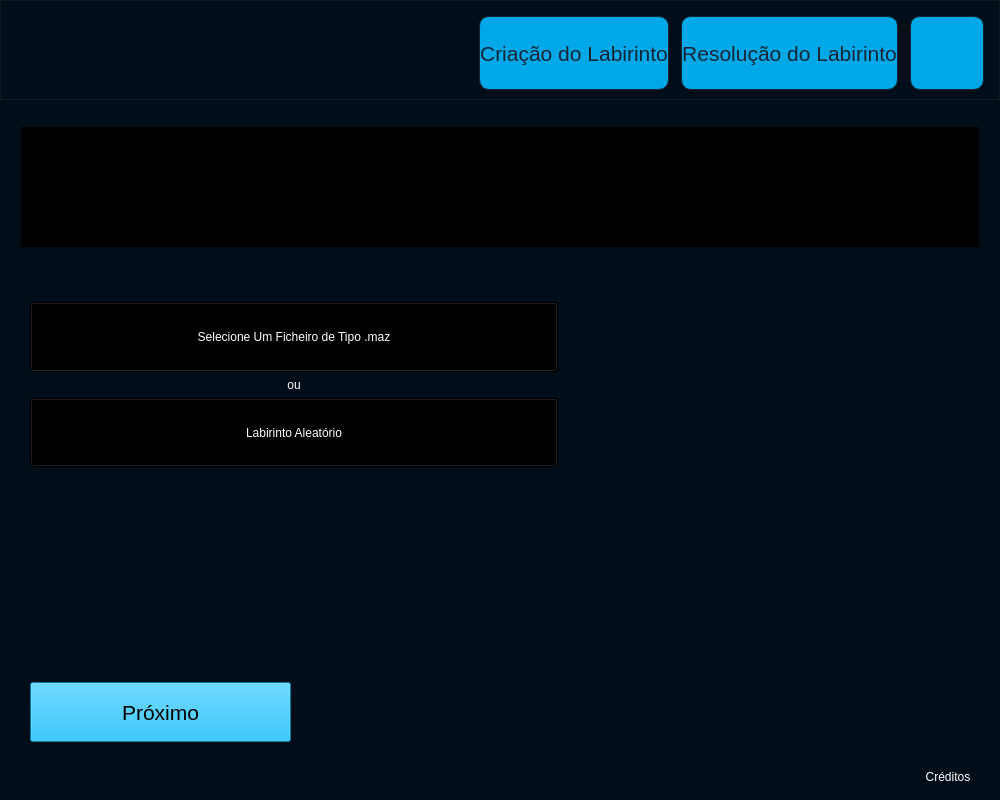
Old version of the form Widgets/menuwindow.ui in the repository ThePortoGeese/MazeOSProject.
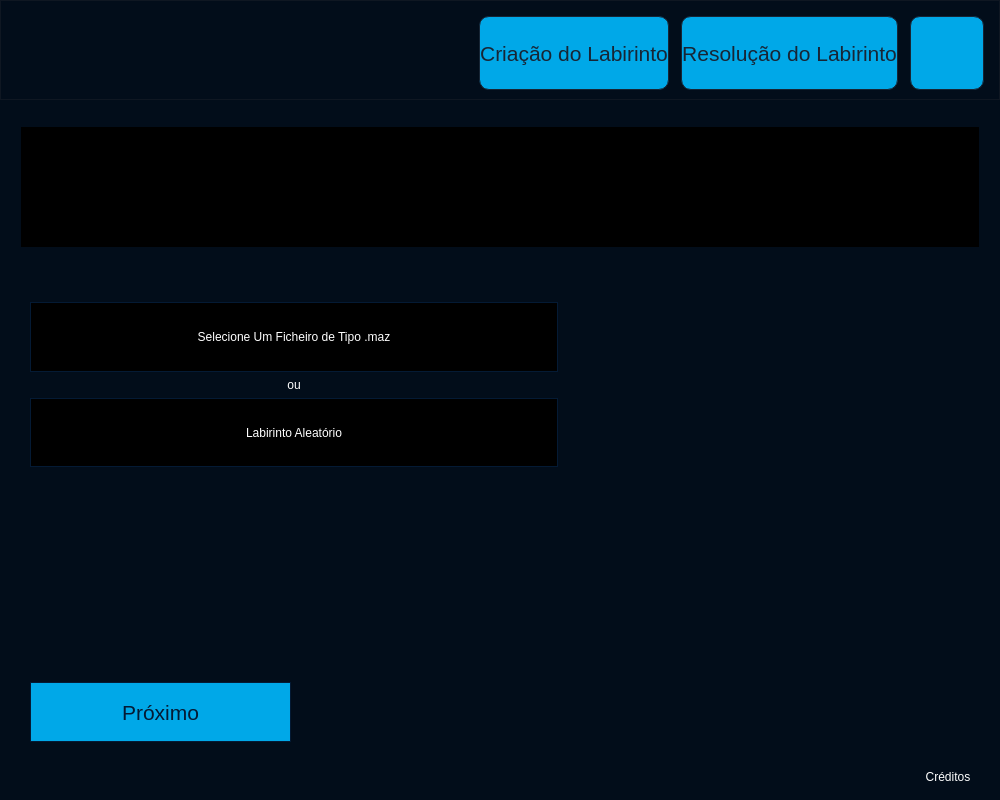
New version of the form. The open tabs and pages were chosen to show the change. Icons and pictures are not drawn. Custom widgets are drawn as their Qt base class.

```diff
--- a/Widgets/menuwindow.ui
+++ b/Widgets/menuwindow.ui
@@ -3972,7 +3972,9 @@
                <property name="toolTip">
                 <string>Este pincel permite-te demolir paredes em paredes válidas.
 
-(Só pode haver uma saída e uma entrada)</string>
+(Só pode haver uma saída e uma entrada)
+
+Ctrl+2 para selecionar</string>
                </property>
                <property name="styleSheet">
                 <string notr="true">QPushButton {
@@ -4116,7 +4118,9 @@
                 </sizepolicy>
                </property>
                <property name="toolTip">
-                <string>Este botão cria um labirinto vazio</string>
+                <string>Este botão cria um labirinto vazio
+
+Ctrl+N para chamar este botão</string>
                </property>
                <property name="styleSheet">
                 <string notr="true">QPushButton {
@@ -4149,7 +4153,9 @@
                 </sizepolicy>
                </property>
                <property name="toolTip">
-                <string>Pressiona este botão para abrir um labirinto a partir dos ficheiros</string>
+                <string>Pressiona este botão para abrir um labirinto a partir dos ficheiros
+
+Ctrl+O para chamar este botão</string>
                </property>
                <property name="styleSheet">
                 <string notr="true">QPushButton {
@@ -4182,7 +4188,9 @@
                 </sizepolicy>
                </property>
                <property name="toolTip">
-                <string>Pressiona este botão para guardares o teu labirinto</string>
+                <string>Pressiona este botão para guardares o teu labirinto
+
+Ctrl+S para chamar este botão</string>
                </property>
                <property name="styleSheet">
                 <string notr="true">QPushButton {
@@ -4265,7 +4273,9 @@
                 </sizepolicy>
                </property>
                <property name="toolTip">
-                <string>Este pincel permite-te adicionar paredes em lugares livres</string>
+                <string>Este pincel permite-te adicionar paredes em lugares livres
+
+Ctrl+1 para selecionar</string>
                </property>
                <property name="styleSheet">
                 <string notr="true">QPushButton {
@@ -4413,6 +4423,22 @@
             </property>
            </widget>
           </item>
+          <item row="1" column="5">
+           <widget class="QLabel" name="lblSavedIndicator">
+            <property name="toolTip">
+             <string>Indica se o Labirinto foi salvo ou não</string>
+            </property>
+            <property name="text">
+             <string/>
+            </property>
+            <property name="pixmap">
+             <pixmap resource="../data.qrc">:/others/resources/saveButtonX.png</pixmap>
+            </property>
+            <property name="alignment">
+             <set>Qt::AlignmentFlag::AlignCenter</set>
+            </property>
+           </widget>
+          </item>
          </layout>
         </widget>
         <widget class="QWidget" name="pgNewRandom">
@@ -6311,9 +6337,9 @@
                    <colorrole role="Base">
                     <brush brushstyle="SolidPattern">
                      <color alpha="255">
-                      <red>255</red>
-                      <green>255</green>
-                      <blue>255</blue>
+                      <red>0</red>
+                      <green>168</green>
+                      <blue>232</blue>
                      </color>
                     </brush>
                    </colorrole>
@@ -6466,9 +6492,9 @@
                    <colorrole role="Base">
                     <brush brushstyle="SolidPattern">
                      <color alpha="255">
-                      <red>255</red>
-                      <green>255</green>
-                      <blue>255</blue>
+                      <red>0</red>
+                      <green>168</green>
+                      <blue>232</blue>
                      </color>
                     </brush>
                    </colorrole>
@@ -6701,6 +6727,20 @@
                 <property name="toolTip">
                  <string>Quando estiveres acabdo, pressiona-me para continuar</string>
                 </property>
+                <property name="styleSheet">
+                 <string notr="true">QPushButton {
+	background-color: rgb(0, 168, 232);
+	color: rgb(4, 26, 52);
+	border-width: 1px;
+	border-style: solid;
+	border-color: rgb(4, 26, 52);
+}
+
+QPushButton:pressed {
+	background-color: black;
+	color: white;
+}</string>
+                </property>
                 <property name="text">
                  <string>Próximo</string>
                 </property>
@@ -6804,9 +6844,249 @@
                   <verstretch>0</verstretch>
                  </sizepolicy>
                 </property>
+                <property name="palette">
+                 <palette>
+                  <active>
+                   <colorrole role="WindowText">
+                    <brush brushstyle="SolidPattern">
+                     <color alpha="255">
+                      <red>255</red>
+                      <green>255</green>
+                      <blue>255</blue>
+                     </color>
+                    </brush>
+                   </colorrole>
+                   <colorrole role="Button">
+                    <brush brushstyle="SolidPattern">
+                     <color alpha="255">
+                      <red>0</red>
+                      <green>0</green>
+                      <blue>0</blue>
+                     </color>
+                    </brush>
+                   </colorrole>
+                   <colorrole role="Text">
+                    <brush brushstyle="SolidPattern">
+                     <color alpha="255">
+                      <red>255</red>
+                      <green>255</green>
+                      <blue>255</blue>
+                     </color>
+                    </brush>
+                   </colorrole>
+                   <colorrole role="ButtonText">
+                    <brush brushstyle="SolidPattern">
+                     <color alpha="255">
+                      <red>255</red>
+                      <green>255</green>
+                      <blue>255</blue>
+                     </color>
+                    </brush>
+                   </colorrole>
+                   <colorrole role="Base">
+                    <brush brushstyle="SolidPattern">
+                     <color alpha="255">
+                      <red>0</red>
+                      <green>0</green>
+                      <blue>0</blue>
+                     </color>
+                    </brush>
+                   </colorrole>
+                   <colorrole role="Window">
+                    <brush brushstyle="SolidPattern">
+                     <color alpha="255">
+                      <red>0</red>
+                      <green>0</green>
+                      <blue>0</blue>
+                     </color>
+                    </brush>
+                   </colorrole>
+                   <colorrole role="Link">
+                    <brush brushstyle="SolidPattern">
+                     <color alpha="255">
+                      <red>255</red>
+                      <green>85</green>
+                      <blue>255</blue>
+                     </color>
+                    </brush>
+                   </colorrole>
+                   <colorrole role="PlaceholderText">
+                    <brush brushstyle="SolidPattern">
+                     <color alpha="128">
+                      <red>255</red>
+                      <green>255</green>
+                      <blue>255</blue>
+                     </color>
+                    </brush>
+                   </colorrole>
+                  </active>
+                  <inactive>
+                   <colorrole role="WindowText">
+                    <brush brushstyle="SolidPattern">
+                     <color alpha="255">
+                      <red>255</red>
+                      <green>255</green>
+                      <blue>255</blue>
+                     </color>
+                    </brush>
+                   </colorrole>
+                   <colorrole role="Button">
+                    <brush brushstyle="SolidPattern">
+                     <color alpha="255">
+                      <red>0</red>
+                      <green>0</green>
+                      <blue>0</blue>
+                     </color>
+                    </brush>
+                   </colorrole>
+                   <colorrole role="Text">
+                    <brush brushstyle="SolidPattern">
+                     <color alpha="255">
+                      <red>255</red>
+                      <green>255</green>
+                      <blue>255</blue>
+                     </color>
+                    </brush>
+                   </colorrole>
+                   <colorrole role="ButtonText">
+                    <brush brushstyle="SolidPattern">
+                     <color alpha="255">
+                      <red>255</red>
+                      <green>255</green>
+                      <blue>255</blue>
+                     </color>
+                    </brush>
+                   </colorrole>
+                   <colorrole role="Base">
+                    <brush brushstyle="SolidPattern">
+                     <color alpha="255">
+                      <red>0</red>
+                      <green>0</green>
+                      <blue>0</blue>
+                     </color>
+                    </brush>
+                   </colorrole>
+                   <colorrole role="Window">
+                    <brush brushstyle="SolidPattern">
+                     <color alpha="255">
+                      <red>0</red>
+                      <green>0</green>
+                      <blue>0</blue>
+                     </color>
+                    </brush>
+                   </colorrole>
+                   <colorrole role="Link">
+                    <brush brushstyle="SolidPattern">
+                     <color alpha="255">
+                      <red>255</red>
+                      <green>85</green>
+                      <blue>255</blue>
+                     </color>
+                    </brush>
+                   </colorrole>
+                   <colorrole role="PlaceholderText">
+                    <brush brushstyle="SolidPattern">
+                     <color alpha="128">
+                      <red>255</red>
+                      <green>255</green>
+                      <blue>255</blue>
+                     </color>
+                    </brush>
+                   </colorrole>
+                  </inactive>
+                  <disabled>
+                   <colorrole role="WindowText">
+                    <brush brushstyle="SolidPattern">
+                     <color alpha="255">
+                      <red>255</red>
+                      <green>255</green>
+                      <blue>255</blue>
+                     </color>
+                    </brush>
+                   </colorrole>
+                   <colorrole role="Button">
+                    <brush brushstyle="SolidPattern">
+                     <color alpha="255">
+                      <red>0</red>
+                      <green>0</green>
+                      <blue>0</blue>
+                     </color>
+                    </brush>
+                   </colorrole>
+                   <colorrole role="Text">
+                    <brush brushstyle="SolidPattern">
+                     <color alpha="255">
+                      <red>255</red>
+                      <green>255</green>
+                      <blue>255</blue>
+                     </color>
+                    </brush>
+                   </colorrole>
+                   <colorrole role="ButtonText">
+                    <brush brushstyle="SolidPattern">
+                     <color alpha="255">
+                      <red>255</red>
+                      <green>255</green>
+                      <blue>255</blue>
+                     </color>
+                    </brush>
+                   </colorrole>
+                   <colorrole role="Base">
+                    <brush brushstyle="SolidPattern">
+                     <color alpha="255">
+                      <red>0</red>
+                      <green>0</green>
+                      <blue>0</blue>
+                     </color>
+                    </brush>
+                   </colorrole>
+                   <colorrole role="Window">
+                    <brush brushstyle="SolidPattern">
+                     <color alpha="255">
+                      <red>0</red>
+                      <green>0</green>
+                      <blue>0</blue>
+                     </color>
+                    </brush>
+                   </colorrole>
+                   <colorrole role="Link">
+                    <brush brushstyle="SolidPattern">
+                     <color alpha="255">
+                      <red>255</red>
+                      <green>85</green>
+                      <blue>255</blue>
+                     </color>
+                    </brush>
+                   </colorrole>
+                   <colorrole role="PlaceholderText">
+                    <brush brushstyle="SolidPattern">
+                     <color alpha="128">
+                      <red>255</red>
+                      <green>255</green>
+                      <blue>255</blue>
+                     </color>
+                    </brush>
+                   </colorrole>
+                  </disabled>
+                 </palette>
+                </property>
                 <property name="toolTip">
                  <string>Este botão pede ao computador para gerar um labirinto &quot;aleatório&quot;.</string>
                 </property>
+                <property name="styleSheet">
+                 <string notr="true">QPushButton {
+	background-color: black;
+	color: white;
+	border-width: 1px;
+	border-style: solid;
+	border-color: rgb(4, 26, 52);
+}
+
+QPushButton:pressed {
+	background-color: rgb(0, 168, 232);
+	color: rgb(4, 26, 52);
+}</string>
+                </property>
                 <property name="text">
                  <string>Labirinto Aleatório</string>
                 </property>
@@ -6861,9 +7141,249 @@
                   <height>16777215</height>
                  </size>
                 </property>
+                <property name="palette">
+                 <palette>
+                  <active>
+                   <colorrole role="WindowText">
+                    <brush brushstyle="SolidPattern">
+                     <color alpha="255">
+                      <red>255</red>
+                      <green>255</green>
+                      <blue>255</blue>
+                     </color>
+                    </brush>
+                   </colorrole>
+                   <colorrole role="Button">
+                    <brush brushstyle="SolidPattern">
+                     <color alpha="255">
+                      <red>0</red>
+                      <green>0</green>
+                      <blue>0</blue>
+                     </color>
+                    </brush>
+                   </colorrole>
+                   <colorrole role="Text">
+                    <brush brushstyle="SolidPattern">
+                     <color alpha="255">
+                      <red>255</red>
+                      <green>255</green>
+                      <blue>255</blue>
+                     </color>
+                    </brush>
+                   </colorrole>
+                   <colorrole role="ButtonText">
+                    <brush brushstyle="SolidPattern">
+                     <color alpha="255">
+                      <red>255</red>
+                      <green>255</green>
+                      <blue>255</blue>
+                     </color>
+                    </brush>
+                   </colorrole>
+                   <colorrole role="Base">
+                    <brush brushstyle="SolidPattern">
+                     <color alpha="255">
+                      <red>0</red>
+                      <green>0</green>
+                      <blue>0</blue>
+                     </color>
+                    </brush>
+                   </colorrole>
+                   <colorrole role="Window">
+                    <brush brushstyle="SolidPattern">
+                     <color alpha="255">
+                      <red>0</red>
+                      <green>0</green>
+                      <blue>0</blue>
+                     </color>
+                    </brush>
+                   </colorrole>
+                   <colorrole role="Link">
+                    <brush brushstyle="SolidPattern">
+                     <color alpha="255">
+                      <red>255</red>
+                      <green>170</green>
+                      <blue>255</blue>
+                     </color>
+                    </brush>
+                   </colorrole>
+                   <colorrole role="PlaceholderText">
+                    <brush brushstyle="SolidPattern">
+                     <color alpha="128">
+                      <red>255</red>
+                      <green>255</green>
+                      <blue>255</blue>
+                     </color>
+                    </brush>
+                   </colorrole>
+                  </active>
+                  <inactive>
+                   <colorrole role="WindowText">
+                    <brush brushstyle="SolidPattern">
+                     <color alpha="255">
+                      <red>255</red>
+                      <green>255</green>
+                      <blue>255</blue>
+                     </color>
+                    </brush>
+                   </colorrole>
+                   <colorrole role="Button">
+                    <brush brushstyle="SolidPattern">
+                     <color alpha="255">
+                      <red>0</red>
+                      <green>0</green>
+                      <blue>0</blue>
+                     </color>
+                    </brush>
+                   </colorrole>
+                   <colorrole role="Text">
+                    <brush brushstyle="SolidPattern">
+                     <color alpha="255">
+                      <red>255</red>
+                      <green>255</green>
+                      <blue>255</blue>
+                     </color>
+                    </brush>
+                   </colorrole>
+                   <colorrole role="ButtonText">
+                    <brush brushstyle="SolidPattern">
+                     <color alpha="255">
+                      <red>255</red>
+                      <green>255</green>
+                      <blue>255</blue>
+                     </color>
+                    </brush>
+                   </colorrole>
+                   <colorrole role="Base">
+                    <brush brushstyle="SolidPattern">
+                     <color alpha="255">
+                      <red>0</red>
+                      <green>0</green>
+                      <blue>0</blue>
+                     </color>
+                    </brush>
+                   </colorrole>
+                   <colorrole role="Window">
+                    <brush brushstyle="SolidPattern">
+                     <color alpha="255">
+                      <red>0</red>
+                      <green>0</green>
+                      <blue>0</blue>
+                     </color>
+                    </brush>
+                   </colorrole>
+                   <colorrole role="Link">
+                    <brush brushstyle="SolidPattern">
+                     <color alpha="255">
+                      <red>255</red>
+                      <green>170</green>
+                      <blue>255</blue>
+                     </color>
+                    </brush>
+                   </colorrole>
+                   <colorrole role="PlaceholderText">
+                    <brush brushstyle="SolidPattern">
+                     <color alpha="128">
+                      <red>255</red>
+                      <green>255</green>
+                      <blue>255</blue>
+                     </color>
+                    </brush>
+                   </colorrole>
+                  </inactive>
+                  <disabled>
+                   <colorrole role="WindowText">
+                    <brush brushstyle="SolidPattern">
+                     <color alpha="255">
+                      <red>255</red>
+                      <green>255</green>
+                      <blue>255</blue>
+                     </color>
+                    </brush>
+                   </colorrole>
+                   <colorrole role="Button">
+                    <brush brushstyle="SolidPattern">
+                     <color alpha="255">
+                      <red>0</red>
+                      <green>0</green>
+                      <blue>0</blue>
+                     </color>
+                    </brush>
+                   </colorrole>
+                   <colorrole role="Text">
+                    <brush brushstyle="SolidPattern">
+                     <color alpha="255">
+                      <red>255</red>
+                      <green>255</green>
+                      <blue>255</blue>
+                     </color>
+                    </brush>
+                   </colorrole>
+                   <colorrole role="ButtonText">
+                    <brush brushstyle="SolidPattern">
+                     <color alpha="255">
+                      <red>255</red>
+                      <green>255</green>
+                      <blue>255</blue>
+                     </color>
+                    </brush>
+                   </colorrole>
+                   <colorrole role="Base">
+                    <brush brushstyle="SolidPattern">
+                     <color alpha="255">
+                      <red>0</red>
+                      <green>0</green>
+                      <blue>0</blue>
+                     </color>
+                    </brush>
+                   </colorrole>
+                   <colorrole role="Window">
+                    <brush brushstyle="SolidPattern">
+                     <color alpha="255">
+                      <red>0</red>
+                      <green>0</green>
+                      <blue>0</blue>
+                     </color>
+                    </brush>
+                   </colorrole>
+                   <colorrole role="Link">
+                    <brush brushstyle="SolidPattern">
+                     <color alpha="255">
+                      <red>255</red>
+                      <green>170</green>
+                      <blue>255</blue>
+                     </color>
+                    </brush>
+                   </colorrole>
+                   <colorrole role="PlaceholderText">
+                    <brush brushstyle="SolidPattern">
+                     <color alpha="128">
+                      <red>255</red>
+                      <green>255</green>
+                      <blue>255</blue>
+                     </color>
+                    </brush>
+                   </colorrole>
+                  </disabled>
+                 </palette>
+                </property>
                 <property name="toolTip">
                  <string>Este botão abre o gestor de ficheiros para te permitir selecionar qualquer labirinto criado por utilizadores.</string>
                 </property>
+                <property name="styleSheet">
+                 <string notr="true">QPushButton {
+	background-color: black;
+	color: white;
+	border-width: 1px;
+	border-style: solid;
+	border-color: rgb(4, 26, 52);
+}
+
+QPushButton:pressed {
+	background-color: rgb(0, 168, 232);
+	color: rgb(4, 26, 52);
+}</string>
+                </property>
                 <property name="text">
                  <string>Selecione Um Ficheiro de Tipo .maz</string>
                 </property>
@@ -7009,9 +7529,9 @@
                    <colorrole role="Base">
                     <brush brushstyle="SolidPattern">
                      <color alpha="255">
-                      <red>255</red>
-                      <green>255</green>
-                      <blue>255</blue>
+                      <red>0</red>
+                      <green>168</green>
+                      <blue>232</blue>
                      </color>
                     </brush>
                    </colorrole>
@@ -7164,9 +7684,9 @@
                    <colorrole role="Base">
                     <brush brushstyle="SolidPattern">
                      <color alpha="255">
-                      <red>255</red>
-                      <green>255</green>
-                      <blue>255</blue>
+                      <red>0</red>
+                      <green>168</green>
+                      <blue>232</blue>
                      </color>
                     </brush>
                    </colorrole>
@@ -7399,6 +7919,20 @@
                 <property name="toolTip">
                  <string>Quando estiveres acabdo, pressiona-me para continuar</string>
                 </property>
+                <property name="styleSheet">
+                 <string notr="true">QPushButton {
+	background-color: rgb(0, 168, 232);
+	color: rgb(4, 26, 52);
+	border-width: 1px;
+	border-style: solid;
+	border-color: rgb(4, 26, 52);
+}
+
+QPushButton:pressed {
+	background-color: black;
+	color: white;
+}</string>
+                </property>
                 <property name="text">
                  <string>Próximo</string>
                 </property>
@@ -7433,8 +7967,8 @@
                   <rect>
                    <x>0</x>
                    <y>0</y>
-                   <width>98</width>
-                   <height>28</height>
+                   <width>950</width>
+                   <height>434</height>
                   </rect>
                  </property>
                  <layout class="QHBoxLayout" name="horizontalLayout_3"/>
@@ -7459,27 +7993,27 @@
                    <colorrole role="WindowText">
                     <brush brushstyle="SolidPattern">
                      <color alpha="255">
-                      <red>255</red>
-                      <green>79</green>
-                      <blue>0</blue>
+                      <red>0</red>
+                      <green>255</green>
+                      <blue>255</blue>
                      </color>
                     </brush>
                    </colorrole>
                    <colorrole role="Text">
                     <brush brushstyle="SolidPattern">
                      <color alpha="255">
-                      <red>255</red>
-                      <green>79</green>
-                      <blue>0</blue>
+                      <red>0</red>
+                      <green>255</green>
+                      <blue>255</blue>
                      </color>
                     </brush>
                    </colorrole>
                    <colorrole role="BrightText">
                     <brush brushstyle="SolidPattern">
                      <color alpha="255">
-                      <red>253</red>
-                      <green>78</green>
-                      <blue>0</blue>
+                      <red>0</red>
+                      <green>255</green>
+                      <blue>255</blue>
                      </color>
                     </brush>
                    </colorrole>
@@ -7488,27 +8022,27 @@
                    <colorrole role="WindowText">
                     <brush brushstyle="SolidPattern">
                      <color alpha="255">
-                      <red>255</red>
-                      <green>79</green>
-                      <blue>0</blue>
+                      <red>0</red>
+                      <green>255</green>
+                      <blue>255</blue>
                      </color>
                     </brush>
                    </colorrole>
                    <colorrole role="Text">
                     <brush brushstyle="SolidPattern">
                      <color alpha="255">
-                      <red>255</red>
-                      <green>79</green>
-                      <blue>0</blue>
+                      <red>0</red>
+                      <green>255</green>
+                      <blue>255</blue>
                      </color>
                     </brush>
                    </colorrole>
                    <colorrole role="BrightText">
                     <brush brushstyle="SolidPattern">
                      <color alpha="255">
-                      <red>253</red>
-                      <green>78</green>
-                      <blue>0</blue>
+                      <red>0</red>
+                      <green>255</green>
+                      <blue>255</blue>
                      </color>
                     </brush>
                    </colorrole>
@@ -7517,9 +8051,9 @@
                    <colorrole role="BrightText">
                     <brush brushstyle="SolidPattern">
                      <color alpha="255">
-                      <red>253</red>
-                      <green>78</green>
-                      <blue>0</blue>
+                      <red>0</red>
+                      <green>255</green>
+                      <blue>255</blue>
                      </color>
                     </brush>
                    </colorrole>
@@ -7739,9 +8273,9 @@
                    <colorrole role="Base">
                     <brush brushstyle="SolidPattern">
                      <color alpha="255">
-                      <red>255</red>
-                      <green>255</green>
-                      <blue>255</blue>
+                      <red>0</red>
+                      <green>168</green>
+                      <blue>232</blue>
                      </color>
                     </brush>
                    </colorrole>
@@ -7894,9 +8428,9 @@
                    <colorrole role="Base">
                     <brush brushstyle="SolidPattern">
                      <color alpha="255">
-                      <red>255</red>
-                      <green>255</green>
-                      <blue>255</blue>
+                      <red>0</red>
+                      <green>168</green>
+                      <blue>232</blue>
                      </color>
                     </brush>
                    </colorrole>
@@ -8130,6 +8664,20 @@
                  <string>Pressiona-me para resolver o labirinto. Achas que consegues ser mais rápido?
 </string>
                 </property>
+                <property name="styleSheet">
+                 <string notr="true">QPushButton {
+	background-color: rgb(0, 168, 232);
+	color: rgb(4, 26, 52);
+	border-width: 1px;
+	border-style: solid;
+	border-color: rgb(4, 26, 52);
+}
+
+QPushButton:pressed {
+	background-color: black;
+	color: white;
+}</string>
+                </property>
                 <property name="text">
                  <string>Resolver o Labirinto</string>
                 </property>
@@ -8160,7 +8708,26 @@
           </item>
          </layout>
         </widget>
-        <widget class="CustomVideoWidget" name="pgCredits"/>
+        <widget class="QWidget" name="pgCredits">
+         <layout class="QHBoxLayout" name="horizontalLayout_5">
+          <item>
+           <widget class="QTextBrowser" name="textBrowser">
+            <property name="font">
+             <font>
+              <pointsize>14</pointsize>
+              <italic>false</italic>
+              <bold>false</bold>
+             </font>
+            </property>
+            <property name="source">
+             <url>
+              <string>qrc:/others/resources/creditos.txt</string>
+             </url>
+            </property>
+           </widget>
+          </item>
+         </layout>
+        </widget>
         <widget class="QWidget" name="pgLeaderboard">
          <layout class="QGridLayout" name="gridLayout_11">
           <item row="0" column="0">
@@ -8212,10 +8779,35 @@
            <widget class="QTableView" name="tblLeaderboard">
             <property name="font">
              <font>
-              <pointsize>14</pointsize>
+              <pointsize>-1</pointsize>
+              <italic>false</italic>
               <bold>false</bold>
              </font>
             </property>
+            <property name="styleSheet">
+             <string notr="true">QTableView {
+    color: rgb(33, 52, 76);
+	background-color: white;
+    gridline-color: black;
+    border-color: rgb(2, 13, 26);
+    font: 18px;
+	text-align: center;
+}
+QHeaderView::section {
+    background-color: rgb(0, 168, 232);
+    height: 40px;
+    font: bold 24px;
+	width: 40px;
+	text-align: center;
+}
+
+QTableView QTableCornerButton::section {
+	 background-color: rgb(0, 168, 232);
+    color: white;
+}
+
+</string>
+            </property>
             <property name="editTriggers">
              <set>QAbstractItemView::EditTrigger::NoEditTriggers</set>
             </property>
@@ -8288,12 +8880,6 @@
   </widget>
  </widget>
  <customwidgets>
-  <customwidget>
-   <class>CustomVideoWidget</class>
-   <extends>QWidget</extends>
-   <header>Widgets/customvideowidget.h</header>
-   <container>1</container>
-  </customwidget>
   <customwidget>
    <class>mazeView</class>
    <extends>QGraphicsView</extends>
```
